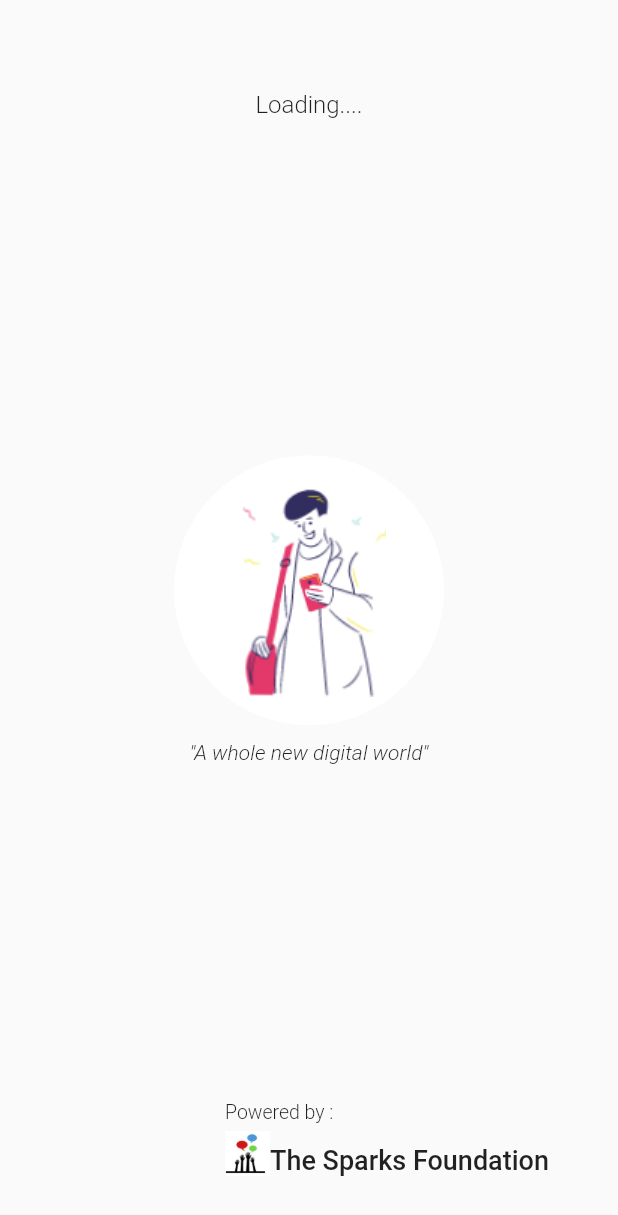
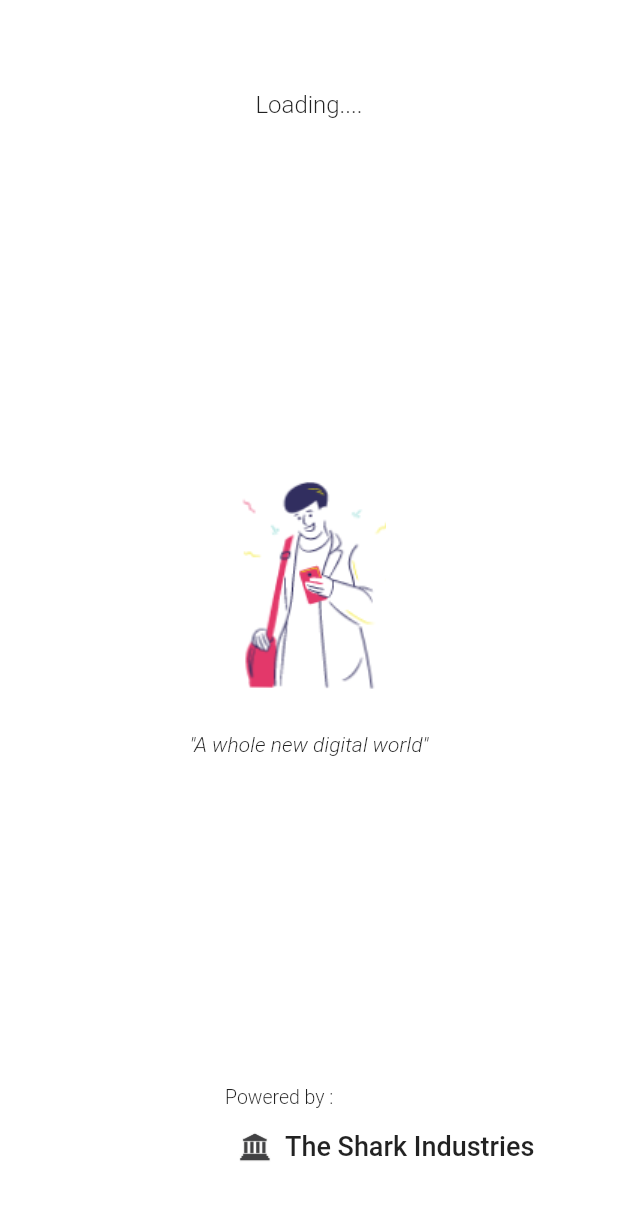
Before and after one commit to suvakanta1808/basic_banking_app, a Flutter app: the SplashScreen screen opened directly, on a phone screen of 412 x 824 dp. Shown: the top 1215 px of the screen. Run offline on Flutter 3.47's test engine with Material 2 defaults, Android fonts, the phone set to English and light mode, and no system bars; our stand-ins replace sqflite; accounts and stored records are empty.

Commit message:
added new logo and fixed alignment

```diff
--- a/lib/screens/payment_screen.dart
+++ b/lib/screens/payment_screen.dart
@@ -231,12 +231,12 @@ class _PaymentScreenState extends State<PaymentScreen> {
                           ),
                         ),
                         Image(
-                          image: AssetImage('assets/images/ad_logo.jpg'),
-                          height: 20,
-                          width: 20,
+                          image: AssetImage('assets/images/bank.png'),
+                          height: 30,
+                          width: 30,
                         ),
                         Text(
-                          'The Sparks Foundation',
+                          'The Shark Industries',
                           style: TextStyle(
                             fontWeight: FontWeight.w500,
                             fontSize: 12,
--- a/lib/screens/splash_screen.dart
+++ b/lib/screens/splash_screen.dart
@@ -28,6 +28,7 @@ class _SplashScreenState extends State<SplashScreen> {
   Widget build(BuildContext context) {
     return Scaffold(
       body: Container(
+        color: Colors.white,
         child: Column(
           mainAxisAlignment: MainAxisAlignment.spaceBetween,
           children: [
@@ -93,15 +94,15 @@ class _SplashScreenState extends State<SplashScreen> {
                     height: 5,
                   ),
                   Row(
-                    crossAxisAlignment: CrossAxisAlignment.end,
+                    crossAxisAlignment: CrossAxisAlignment.center,
                     children: [
                       Image(
-                        image: AssetImage('assets/images/ad_logo.jpg'),
-                        height: 30,
-                        width: 30,
+                        image: AssetImage('assets/images/bank.png'),
+                        height: 40,
+                        width: 40,
                       ),
                       Text(
-                        'The Sparks Foundation',
+                        'The Shark Industries',
                         style: TextStyle(
                           fontWeight: FontWeight.w500,
                           fontSize: 18,
--- a/pubspec.yaml
+++ b/pubspec.yaml
@@ -51,7 +51,7 @@ flutter:
   # To add assets to your application, add an assets section, like this:
   assets:
     - assets/images/logo.png
-    - assets/images/ad_logo.jpg
+    - assets/images/bank.png
   #   - images/a_dot_ham.jpeg
 
   # An image asset can refer to one or more resolution-specific "variants", see
```
Also changed, not shown: assets/images/ad_logo.jpg (deleted), assets/images/bank.png (added).
